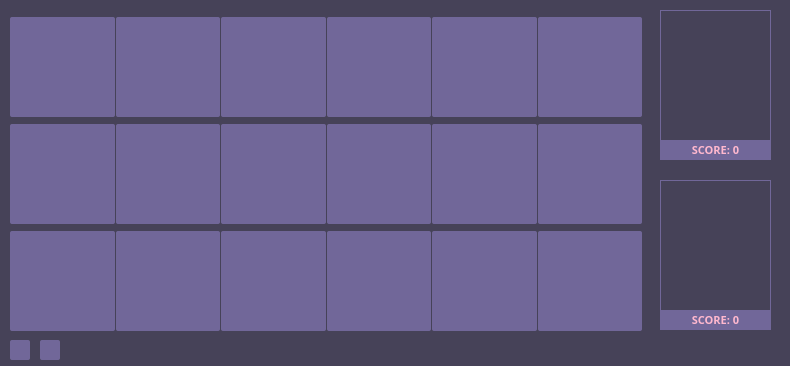
Above: main.ui from DashaVed/semester-project-2k-memory-game before the change. Below: the same form after it.
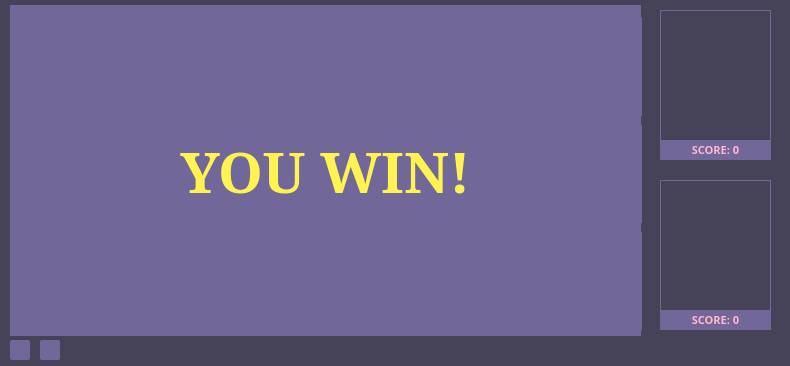
That is the form after the change. Icons and pictures are not drawn.

Patch:
```diff
--- a/main.ui
+++ b/main.ui
@@ -40,13 +40,11 @@
 }
 
 QPushButton {
-color: #FFF352;
 background-color: #716799;
 border-radius: 2px;
 }
 
 QLabel {
-border-radius: 20px;
 color: #FFB8CE;
 }
 
@@ -808,6 +806,35 @@
      <set>Qt::AlignCenter</set>
     </property>
    </widget>
+   <widget class="QLabel" name="info_label">
+    <property name="geometry">
+     <rect>
+      <x>10</x>
+      <y>5</y>
+      <width>631</width>
+      <height>331</height>
+     </rect>
+    </property>
+    <property name="font">
+     <font>
+      <family>MS Serif</family>
+      <pointsize>43</pointsize>
+      <weight>75</weight>
+      <bold>true</bold>
+     </font>
+    </property>
+    <property name="styleSheet">
+     <string notr="true">background-color: #716799;
+border-raduis: 2px;
+color: #fff352;</string>
+    </property>
+    <property name="text">
+     <string>YOU WIN!</string>
+    </property>
+    <property name="alignment">
+     <set>Qt::AlignCenter</set>
+    </property>
+   </widget>
   </widget>
  </widget>
  <resources/>
```
Left out of the diff: 224 changed lines with no effect on the pictures.
